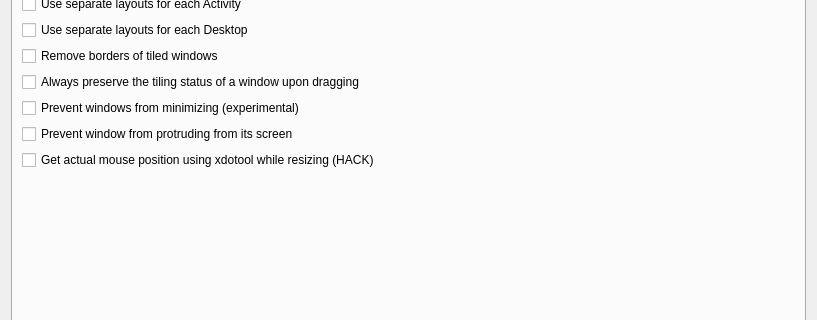
This is res/config.ui in uberkael/krohnkite as Qt 5 draws it before an edit; both pictures show x 0 to 817 and y 370 to 690 of the 817 by 1193 pixel window. The edited form follows.
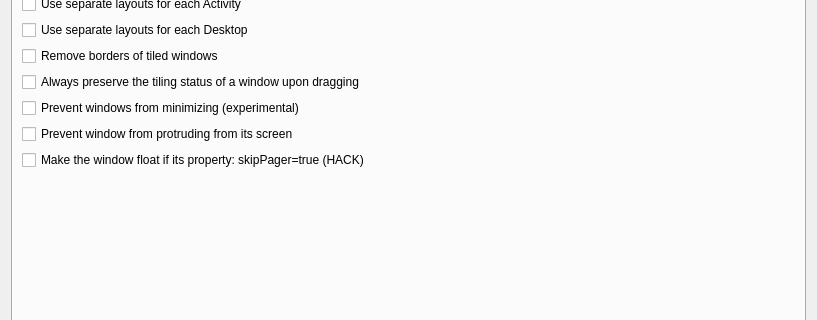
This is the edited form. The open tabs and pages were chosen to show the change. Custom widgets are drawn as their Qt base class.

Commit message: ADD: Ability to make float all windows with property skipPager=true #91 #32

Patch:
```diff
--- a/res/config.ui
+++ b/res/config.ui
@@ -3526,7 +3526,7 @@
           <string>&lt;html&gt;&lt;head/&gt;&lt;body&gt;&lt;p&gt;If enabled, actual mouse position will be used for certain operations. (e.g. swapping tile by dragging)&lt;/p&gt;&lt;p&gt;To use this feature, user &lt;span style=&quot; text-decoration: underline;&quot;&gt;MUST make sure &lt;/span&gt;&lt;span style=&quot; font-weight:600; font-style:italic; text-decoration: underline;&quot;&gt;xdotool &lt;/span&gt;&lt;span style=&quot; text-decoration: underline;&quot;&gt;is installed&lt;/span&gt; on the system.&lt;/p&gt;&lt;/body&gt;&lt;/html&gt;</string>
          </property>
          <property name="text">
-          <string>Get actual mouse position using xdotool while resizing (HACK)</string>
+          <string>Make the window float if its property: skipPager=true (HACK)</string>
          </property>
         </widget>
        </item>
```
Left out of the diff: 4 changed lines with no effect on the pictures. The commit also changes 8 other files.
